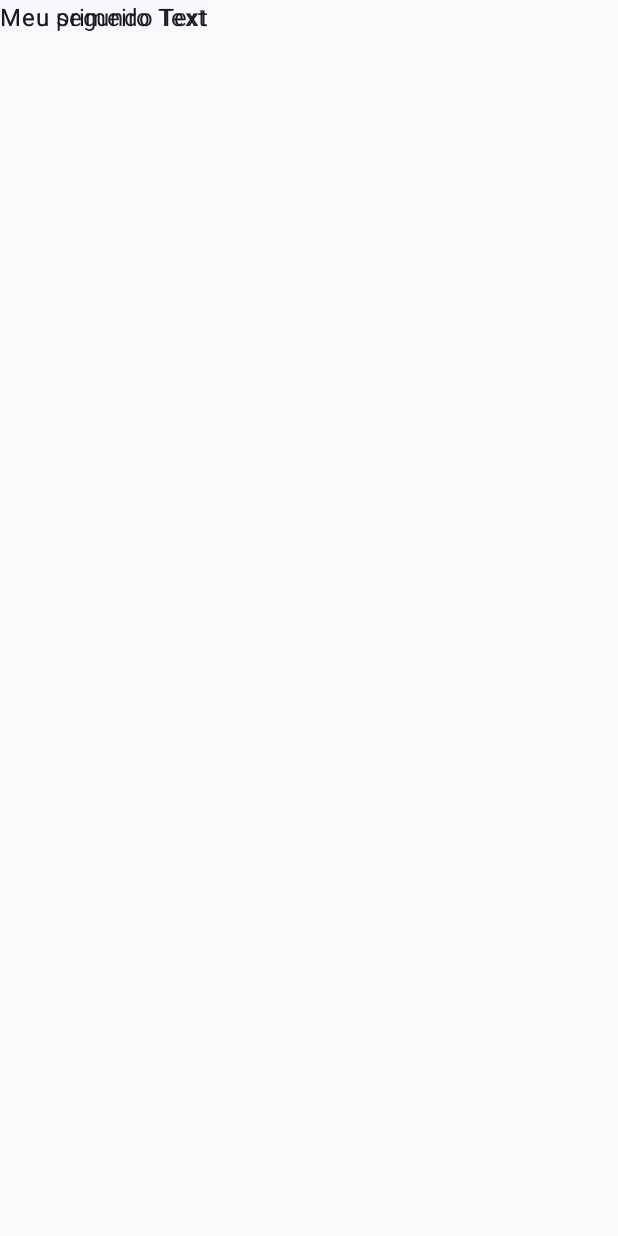
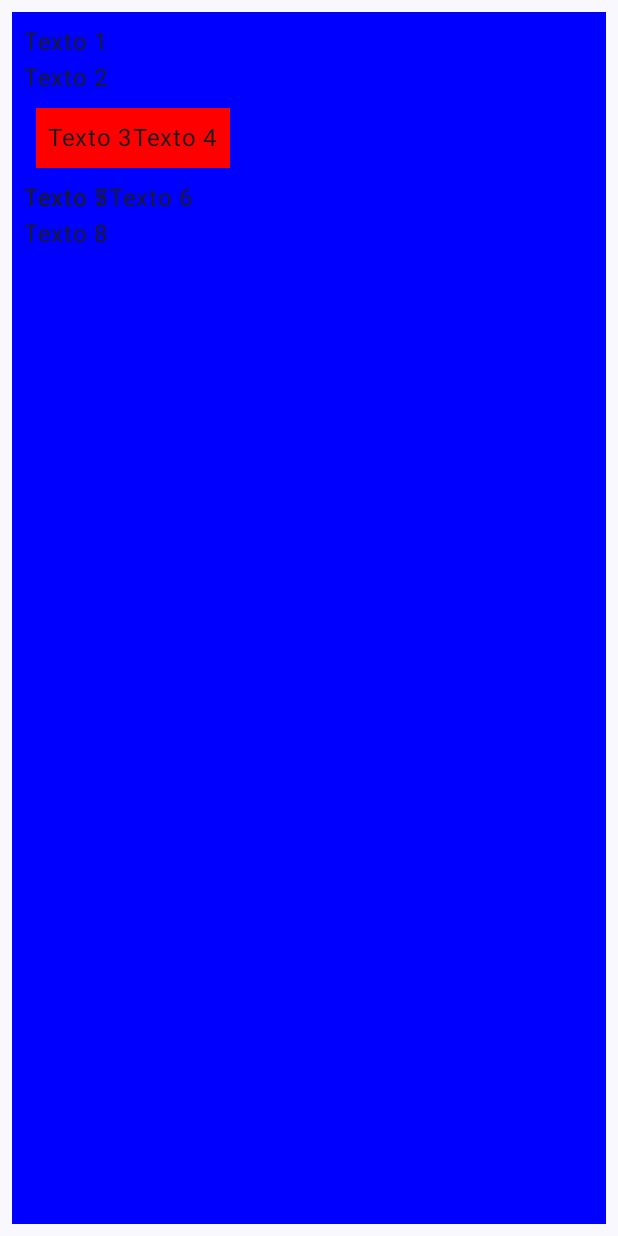
Before and after one commit to robsondmf1234/AluveryJetPack-Compose, an Android app built with Jetpack Compose: the screen it shows after launch (MainActivity), on a phone screen of 412 x 824 dp. Before the commit the screen is almost empty. Run offline under Robolectric (Android 15) with nearby library versions, the phone set to English and light mode, and no system bars.

Commit message:
feat - Commit.

```diff
--- a/app/src/main/java/com/example/aluvery/MainActivity.kt
+++ b/app/src/main/java/com/example/aluvery/MainActivity.kt
@@ -4,25 +4,31 @@ import android.content.res.Configuration.UI_MODE_NIGHT_YES
 import android.os.Bundle
 import androidx.activity.ComponentActivity
 import androidx.activity.compose.setContent
+import androidx.compose.foundation.background
 import androidx.compose.foundation.layout.Box
 import androidx.compose.foundation.layout.Column
 import androidx.compose.foundation.layout.Row
+import androidx.compose.foundation.layout.fillMaxHeight
 import androidx.compose.foundation.layout.fillMaxSize
+import androidx.compose.foundation.layout.fillMaxWidth
+import androidx.compose.foundation.layout.padding
 import androidx.compose.material3.Surface
 import androidx.compose.material3.Text
 import androidx.compose.runtime.Composable
 import androidx.compose.ui.Modifier
+import androidx.compose.ui.graphics.Color
 import androidx.compose.ui.tooling.preview.Preview
+import androidx.compose.ui.unit.dp
 import com.example.aluvery.ui.theme.AluveryTheme
 
-//TODO("https://cursos.alura.com.br/course/jetpack-compose-app-android/task/110172")
+//TODO("https://cursos.alura.com.br/course/jetpack-compose-app-android/task/110174")
 class MainActivity : ComponentActivity() {
     override fun onCreate(savedInstanceState: Bundle?) {
         super.onCreate(savedInstanceState)
         setContent {
             AluveryTheme {
                 Surface {
-                    MyFirstComposable()
+                    CustomLayoutPreview()
                 }
             }
         }
@@ -69,19 +75,35 @@ fun BoxPreview() {
     }
 }
 
-@Preview(showBackground = true)
+@Preview(showBackground = true, showSystemUi = true)
 @Composable
 fun CustomLayoutPreview() {
-    Column {
+    Column(
+        Modifier
+            .padding(8.dp)
+            .background(color = Color.Blue)
+            .padding(all = 8.dp)
+            .fillMaxWidth()
+            .fillMaxHeight( )
+    ) {
         Text(text = "Texto 1")
         Text(text = "Texto 2")
-        Row {
+        Row(Modifier
+            .padding(8.dp)
+            .background(color = Color.Red)
+            .padding(all = 8.dp)) {
             Text(text = "Texto 3")
             Text(text = "Texto 4")
         }
         Box {
-            Text(text = "Texto 5")
-            Text(text = "Texto 6")
+            Row {
+                Text(text = "Texto 5")
+                Text(text = "Texto 6")
+            }
+            Column {
+                Text(text = "Texto 7")
+                Text(text = "Texto 8")
+            }
         }
     }
 }
```
